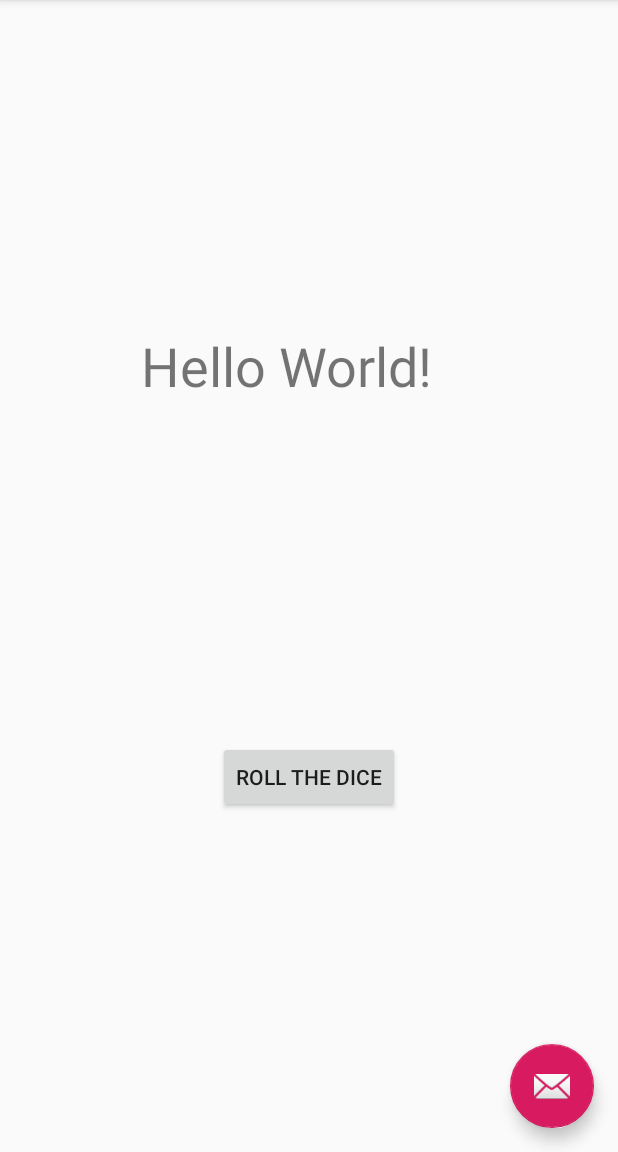
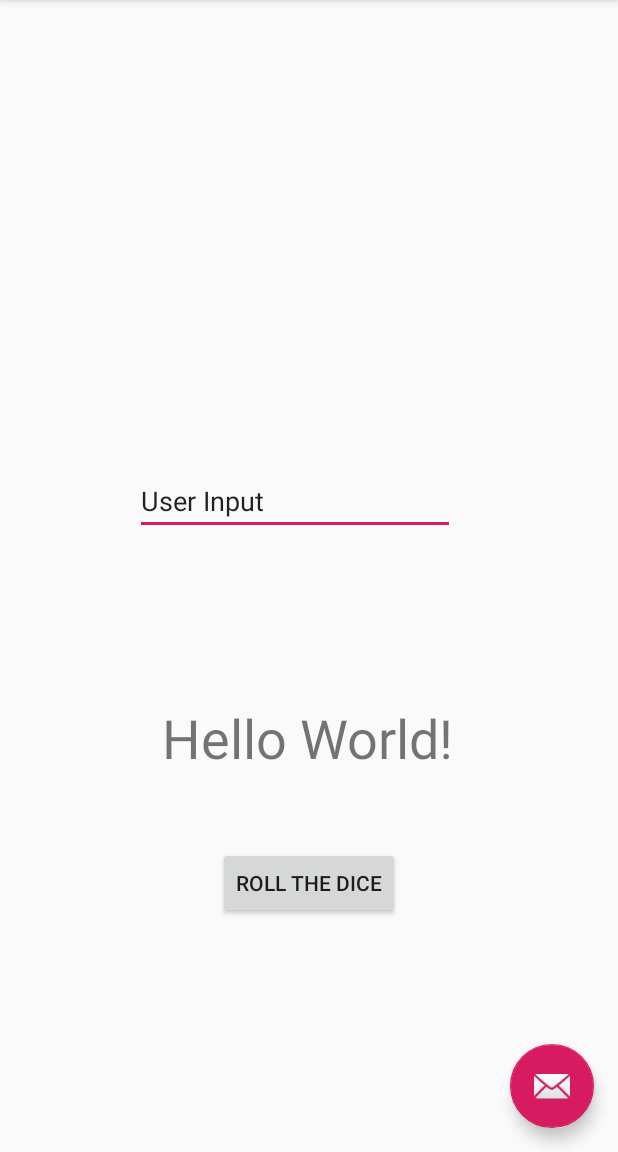
Before and after one commit to user1714803/DiceRoller, an Android app: the screen it shows after launch (MainActivity), on a phone screen of 412 x 824 dp, the part 84-1236 px from its top. Run offline under Robolectric (Android 15) with nearby library versions, the phone set to English and light mode, and no system bars.

Commit message:
This is level 2 of dice roller

```diff
--- a/app/src/main/java/com/example/diceroller/MainActivity.java
+++ b/app/src/main/java/com/example/diceroller/MainActivity.java
@@ -11,11 +11,18 @@ import androidx.appcompat.widget.Toolbar;
 import android.view.View;
 import android.view.Menu;
 import android.view.MenuItem;
+import android.widget.EditText;
 import android.widget.TextView;
 
 import java.util.Random;
 
 public class MainActivity extends AppCompatActivity {
+
+    TextView tc, message, counter;
+    EditText input;
+    // Button b1;
+    int count = 0;
+
 
     @Override
     protected void onCreate(Bundle savedInstanceState) {
@@ -61,7 +68,16 @@ public class MainActivity extends AppCompatActivity {
         TextView tv = this.findViewById(R.id.textView);
 
         Random r = new Random();
-        int number = r.nextInt( 6);
+        int number = r.nextInt( 6 + 7 - 1) + 1;
         tv.setText(Integer.toString(number));
+
+        if(input.getText().toString().equals(tv.getText().toString())) {
+            message.setText("Congratulations");
+        } else {
+            message.setText("Type 1 to 6");
+        }
+
     }
+
+
 }
--- a/app/src/main/res/layout/content_main.xml
+++ b/app/src/main/res/layout/content_main.xml
@@ -15,13 +15,14 @@
         android:text="Hello World!"
         android:textSize="36sp"
         app:layout_constraintBottom_toBottomOf="parent"
-        app:layout_constraintHorizontal_bias="0.432"
+        app:layout_constraintHorizontal_bias="0.497"
         app:layout_constraintLeft_toLeftOf="parent"
         app:layout_constraintRight_toRightOf="parent"
         app:layout_constraintTop_toTopOf="parent"
-        app:layout_constraintVertical_bias="0.305" />
+        app:layout_constraintVertical_bias="0.65" />
 
     <Button
+        android:id="@+id/button"
         android:layout_width="wrap_content"
         android:layout_height="wrap_content"
         android:onClick="on_button_click"
@@ -29,6 +30,21 @@
         app:layout_constraintBottom_toBottomOf="parent"
         app:layout_constraintEnd_toEndOf="parent"
         app:layout_constraintStart_toStartOf="parent"
-        app:layout_constraintTop_toBottomOf="@+id/textView" />
+        app:layout_constraintTop_toBottomOf="@+id/textView"
+        app:layout_constraintVertical_bias="0.239" />
+
+    <EditText
+        android:id="@+id/editText"
+        android:layout_width="wrap_content"
+        android:layout_height="wrap_content"
+        android:ems="10"
+        android:inputType="number"
+        android:text="@string/user_input_1_to_6"
+        app:layout_constraintBottom_toTopOf="@+id/textView"
+        app:layout_constraintEnd_toEndOf="parent"
+        app:layout_constraintHorizontal_bias="0.454"
+        app:layout_constraintStart_toStartOf="parent"
+        app:layout_constraintTop_toTopOf="parent"
+        app:layout_constraintVertical_bias="0.737" />
 
 </androidx.constraintlayout.widget.ConstraintLayout>
--- a/app/src/main/res/values/strings.xml
+++ b/app/src/main/res/values/strings.xml
@@ -2,4 +2,5 @@
     <string name="app_name">DiceRoller</string>
     <string name="action_settings">Settings</string>
     <string name="dice_button">Roll the dice</string>
+    <string name="user_input_1_to_6">User Input</string>
 </resources>
```
